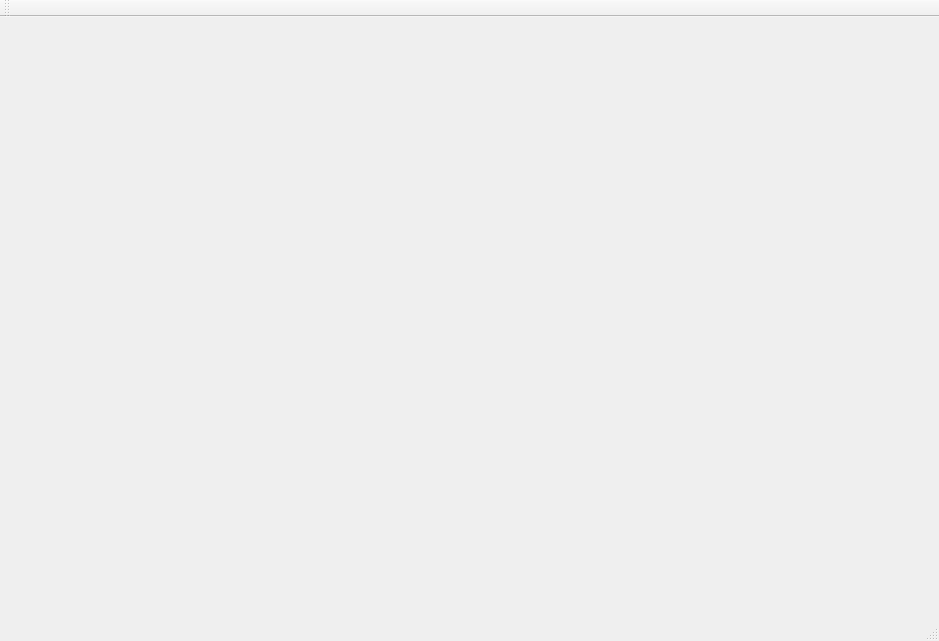
Hyuntae-Lee/HRM, file mainwindow.ui: the form before one commit.
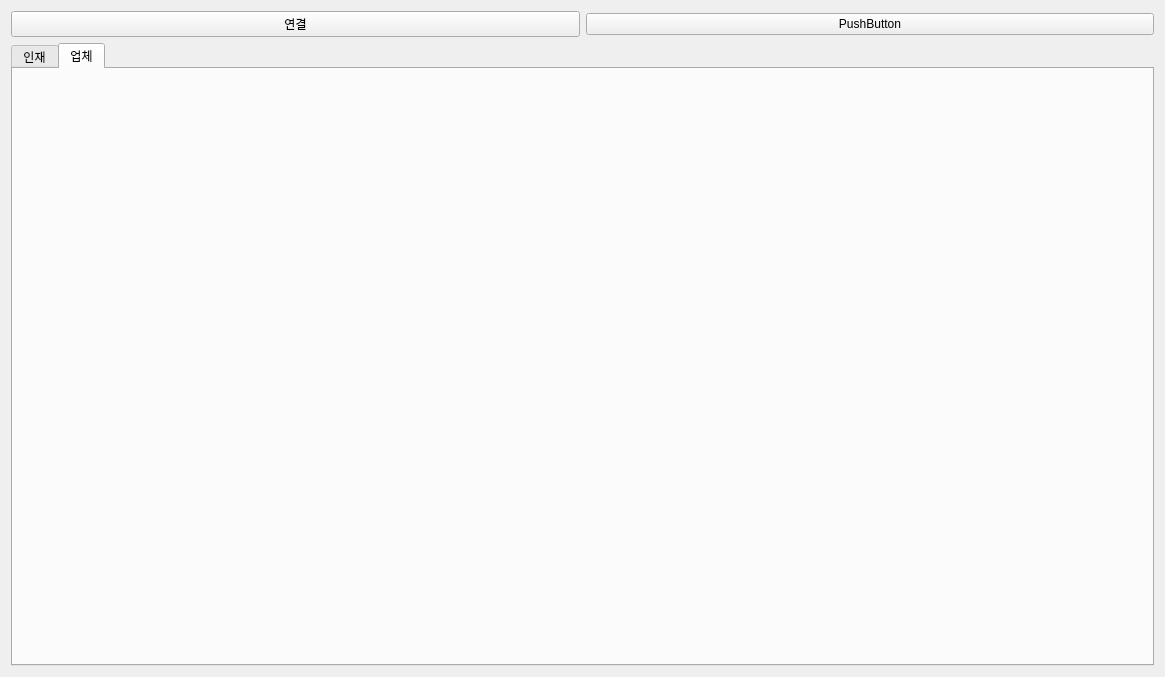
The form after the commit.

Commit message: db 연동 틀 만듦, ui 구성 조금

The edit to the form file:
```diff
--- a/mainwindow.ui
+++ b/mainwindow.ui
@@ -6,33 +6,52 @@
    <rect>
     <x>0</x>
     <y>0</y>
-    <width>939</width>
-    <height>641</height>
+    <width>1165</width>
+    <height>677</height>
    </rect>
   </property>
   <property name="windowTitle">
    <string>MainWindow</string>
   </property>
-  <widget class="QWidget" name="centralWidget"/>
-  <widget class="QMenuBar" name="menuBar">
-   <property name="geometry">
-    <rect>
-     <x>0</x>
-     <y>0</y>
-     <width>939</width>
-     <height>21</height>
-    </rect>
-   </property>
+  <widget class="QWidget" name="centralWidget">
+   <layout class="QVBoxLayout" name="verticalLayout">
+    <item>
+     <layout class="QHBoxLayout" name="horizontalLayout">
+      <item>
+       <widget class="QPushButton" name="pushButton_connectDB">
+        <property name="text">
+         <string>연결</string>
+        </property>
+       </widget>
+      </item>
+      <item>
+       <widget class="QPushButton" name="pushButton_2">
+        <property name="text">
+         <string>PushButton</string>
+        </property>
+       </widget>
+      </item>
+     </layout>
+    </item>
+    <item>
+     <widget class="QTabWidget" name="tabWidget_main">
+      <property name="currentIndex">
+       <number>1</number>
+      </property>
+      <widget class="QWidget" name="tab_hr">
+       <attribute name="title">
+        <string>인재</string>
+       </attribute>
+      </widget>
+      <widget class="QWidget" name="tab_company">
+       <attribute name="title">
+        <string>업체</string>
+       </attribute>
+      </widget>
+     </widget>
+    </item>
+   </layout>
   </widget>
-  <widget class="QToolBar" name="mainToolBar">
-   <attribute name="toolBarArea">
-    <enum>TopToolBarArea</enum>
-   </attribute>
-   <attribute name="toolBarBreak">
-    <bool>false</bool>
-   </attribute>
-  </widget>
-  <widget class="QStatusBar" name="statusBar"/>
  </widget>
  <layoutdefault spacing="6" margin="11"/>
  <resources/>
```
The commit also changes 5 other files.
